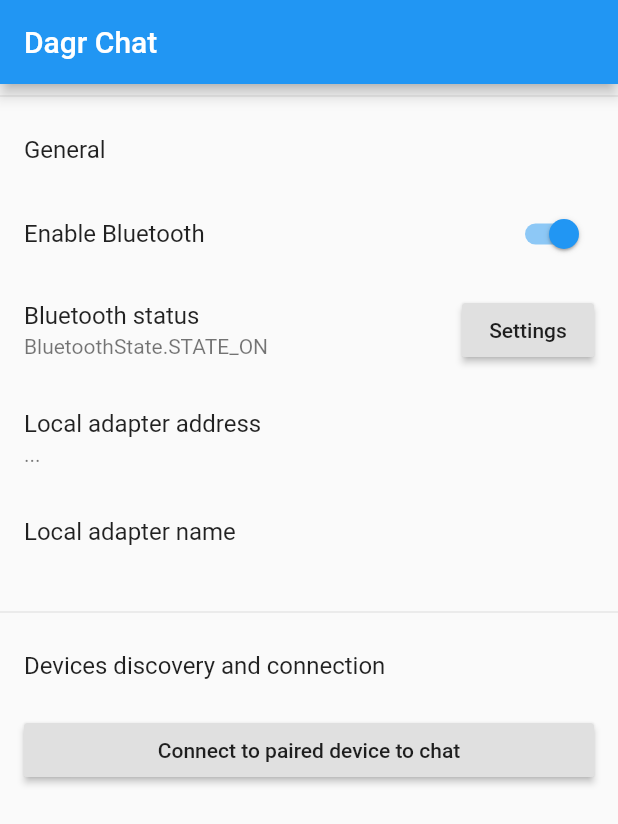
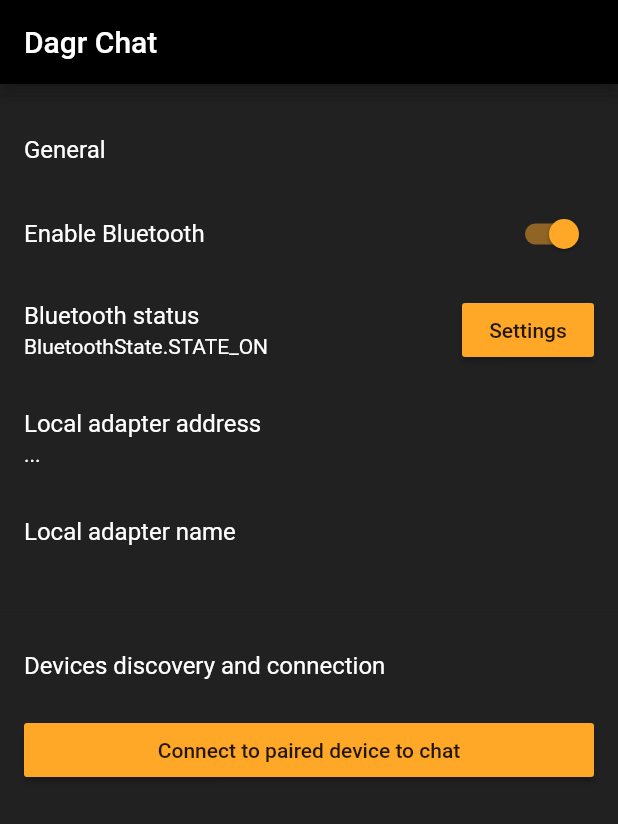
Before and after one commit to Project-Dagr/dagr-chat, a Flutter app: the screen it shows after launch, on a phone screen of 412 x 824 dp. Shown: the top 824 px of the screen. Run offline on Flutter 3.47's test engine with Material 2 defaults, Android fonts, the phone set to English and light mode, and no system bars; our stand-ins replace flutter_bluetooth_serial; statements that could not run were skipped.

Commit message:
Main page and bluetooth finder page in dark mode, chat page in progress

```diff
--- a/lib/DiscoveryPage.dart
+++ b/lib/DiscoveryPage.dart
@@ -42,8 +42,9 @@ class _DiscoveryPage extends State<DiscoveryPage> {
 
   void _startDiscovery() {
     _streamSubscription = FlutterBluetoothSerial.instance.startDiscovery().listen((r) {
-      if(r.device.name.startsWith("Dagr-"))
+      if(r.device.name.startsWith("Dagr_"))
         setState(() { results.add(r); });
+
     });
 
     _streamSubscription.onDone(() {
--- a/lib/MainPage.dart
+++ b/lib/MainPage.dart
@@ -1,5 +1,6 @@
 import 'dart:async';
 import 'package:flutter/material.dart';
+import 'package:flutter/services.dart';
 import 'package:flutter_bluetooth_serial/flutter_bluetooth_serial.dart';
 import 'package:scoped_model/scoped_model.dart';
 
@@ -79,19 +80,27 @@ class _MainPage extends State<MainPage> {
   @override
   Widget build(BuildContext context) {
     return Scaffold(
+      backgroundColor: Colors.grey[900],
+
       appBar: AppBar(
         title: const Text('Dagr Chat'),
+        backgroundColor: Colors.black,
       ),
       body: Container(
         child: ListView(
+
           children: <Widget>[
             Divider(),
             ListTile(
-              title: const Text('General')
+              title: const Text('General', style: TextStyle(color: Colors.white))
             ),
             SwitchListTile(
-              title: const Text('Enable Bluetooth'),
+              title: const Text('Enable Bluetooth', style: TextStyle(color: Colors.white)),
               value: _bluetoothState.isEnabled,
+              activeColor: Colors.orange[400],
+              inactiveTrackColor: Colors.orange[700],
+              inactiveThumbColor: Colors.orange[400],
+
               onChanged: (bool value) {
                 // Do the request and update with the true value then
                 future() async { // async lambda seems to not working
@@ -106,31 +115,41 @@ class _MainPage extends State<MainPage> {
               },
             ),
             ListTile(
-              title: const Text('Bluetooth status'),
-              subtitle: Text(_bluetoothState.toString()),
+              title: const Text('Bluetooth status', style: TextStyle(color: Colors.white)),
+              subtitle: Text(_bluetoothState.toString(), style: TextStyle(color: Colors.white)),
               trailing: RaisedButton(
+                color: Colors.orange[400],
                 child: const Text('Settings'),
+
+
+
                 onPressed: () {
                   FlutterBluetoothSerial.instance.openSettings();
                 },
               ),
             ),
             ListTile(
-              title: const Text('Local adapter address'),
-              subtitle: Text(_address),
+
+              title: const Text('Local adapter address', style: TextStyle(color: Colors.white)),
+              subtitle: Text(_address, style: TextStyle(color: Colors.white)),
+
+
+
             ),
             ListTile(
-              title: const Text('Local adapter name'),
-              subtitle: Text(_name),
+              title: const Text('Local adapter name', style: TextStyle(color: Colors.white)),
+              subtitle: Text(_name, style: TextStyle(color: Colors.white)),
               onLongPress: null,
             ),
             Divider(),
             ListTile(
-              title: const Text('Devices discovery and connection')
+              title: const Text('Devices discovery and connection', style: TextStyle(color: Colors.white))
+
             ),
             ListTile(
               title: RaisedButton(
                 child: const Text('Connect to paired device to chat'),
+                color: Colors.orange[400],
                 onPressed: () async {
                   final BluetoothDevice selectedDevice = await Navigator.of(context).push(
                     MaterialPageRoute(builder: (context) { return SelectBondedDevicePage(checkAvailability: false); })
--- a/lib/SelectBondedDevicePage.dart
+++ b/lib/SelectBondedDevicePage.dart
@@ -104,8 +104,10 @@ class _SelectBondedDevicePage extends State<SelectBondedDevicePage> {
       },
     )).toList();
     return Scaffold(
+      backgroundColor: Colors.grey[900],
       appBar: AppBar(
-        title: Text('Select device'),
+        title: Text('Select device', style: TextStyle(color: Colors.white)),
+        backgroundColor: Colors.black,
         actions: <Widget>[
           (
             _isDiscovering ?
@@ -121,7 +123,7 @@ class _SelectBondedDevicePage extends State<SelectBondedDevicePage> {
           )
         ],
       ),
-      body: ListView(children: list)
+      body: ListView(children: list,)
     );
   }
 }
```
Also changed, not shown: lib/BluetoothDeviceListEntry.dart (+5 -5 lines), lib/ChatPage.dart (+9 -5 lines), pubspec.lock, 2 other files.
